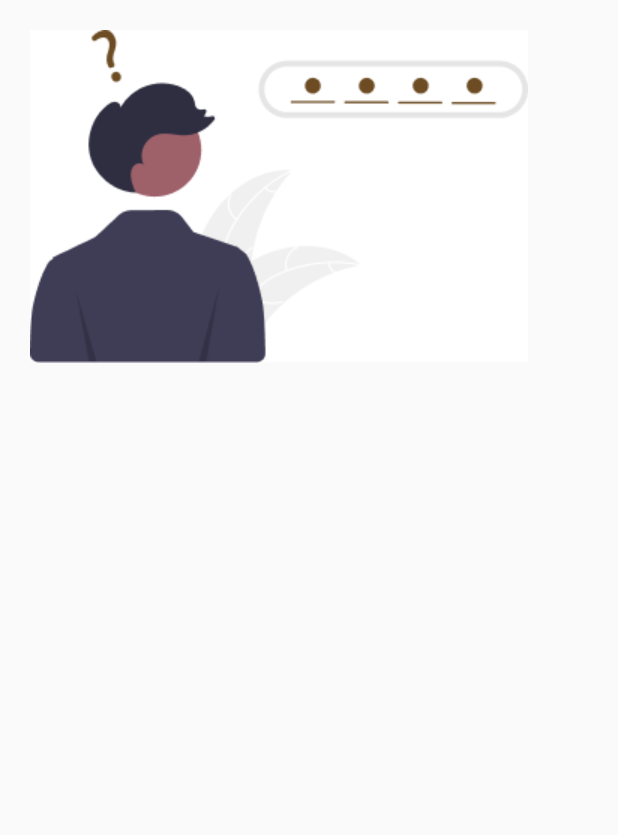
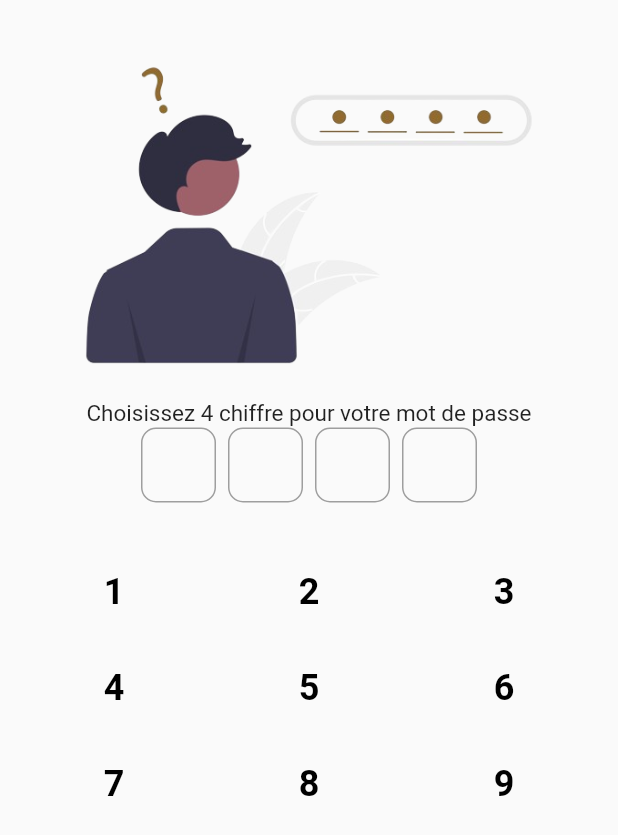
Before and after one commit to la-aisha/TerAPP, a Flutter app: the Password screen opened directly, on a phone screen of 412 x 824 dp. Shown: the top 835 px of the screen. Run offline on Flutter 3.47's test engine with Material 2 defaults, Android fonts, the light colour scheme and no system bars; drawn by our look-alikes of pinput; our stand-ins replace google_fonts; Roboto replaces fonts that are missing (Hind).

Commit message:
second commit

```diff
--- a/lib/screens/Welcome.dart
+++ b/lib/screens/Welcome.dart
@@ -457,7 +457,7 @@ class _WelcomeState extends State<Welcome> {
          // title: Text('Success!'),
           content: Container(
             decoration: BoxDecoration(
-              borderRadius: BorderRadius.circular(30)
+              borderRadius: BorderRadius.circular(40)
             ),
             width: double.infinity,
             height: 250,
--- a/lib/screens/password.dart
+++ b/lib/screens/password.dart
@@ -1,4 +1,7 @@
 import 'package:flutter/material.dart';
+import 'package:pinput/pinput.dart';
+import 'package:ter/globals/colors.dart';
+import 'package:ter/utils/title.dart';
 
 class Password extends StatefulWidget {
   const Password({super.key});
@@ -8,6 +11,31 @@ class Password extends StatefulWidget {
 }
 
 class _PasswordState extends State<Password> {
+  String enteredPin = '';
+
+   /// this widget will be use for each digit
+  Widget numButton(int number) {
+    return Padding(
+      padding: const EdgeInsets.only(top: 16),
+      child: TextButton(
+        onPressed: () {
+          setState(() {
+            if (enteredPin.length < 4) {
+              enteredPin += number.toString();
+            }
+          });
+        },
+        child: Text(
+          number.toString(),
+          style: const TextStyle(
+            fontSize: 24,
+            fontWeight: FontWeight.w600,
+            color: Colors.black,
+          ),
+        ),
+      ),
+    );
+  }
   @override
   Widget build(BuildContext context) {
     return Scaffold(
@@ -17,6 +45,61 @@ class _PasswordState extends State<Password> {
           child: Column(
             children: [
               Image.asset('images/password.png'),
+              TitleText(
+                textAlign: TextAlign.center,
+                data: 'Choisissez 4 chiffre pour votre mot de passe',
+                color: Colors.black87,
+                size: 15,
+                weight: FontWeight.normal),
+
+              SizedBox(width: 30,),
+              Pinput(
+                length: 4,
+                showCursor: true,
+                focusedPinTheme: PinTheme(
+                  width: 50,
+                  height: 50,
+                  decoration: BoxDecoration(
+                    borderRadius: BorderRadius.circular(10),
+                    border: Border.all(color: AppColors.myColor2),
+                  ),
+                ),
+                defaultPinTheme: PinTheme(
+                  width: 50,
+                  height: 50,
+                  decoration: BoxDecoration(
+                    borderRadius: BorderRadius.circular(10),
+                    border: Border.all(color: Colors.grey),
+                  ),
+                  textStyle: const TextStyle(
+                    fontSize: 20,
+                    fontWeight: FontWeight.w600,
+                  ),
+                ),
+                onCompleted: (value) {
+                  setState(() {
+                    //otpCode = value;
+                  });
+                  //print(otpCode);
+                },
+              ),
+              SizedBox(
+                height: 20,
+              ),
+               /// digits
+              for (var i = 0; i < 3; i++)
+                Padding(
+                  padding: const EdgeInsets.symmetric(horizontal: 24),
+                  child: Row(
+                    mainAxisAlignment: MainAxisAlignment.spaceBetween,
+                    children: List.generate(
+                      3,
+                      (index) => numButton(1 + 3 * i + index),
+                    ).toList(),
+                  ),
+                ),
+
+            /// 0 digit with back remove
             ],
           ),
           ),
```
Also changed, not shown: images/password.png.
